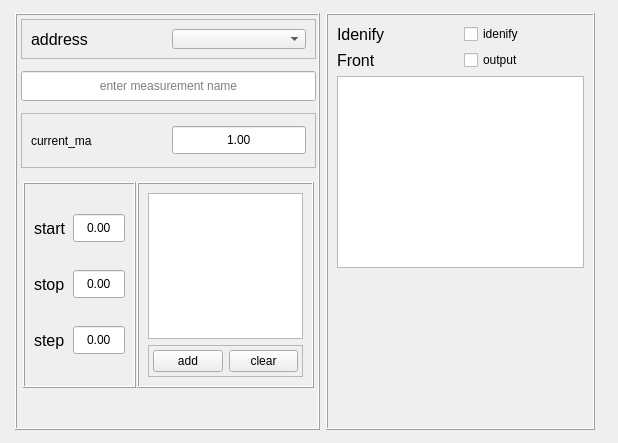
First picture: the form in UIs/power_supply.ui, repository peterMysliwy/Py_By, before the edit.
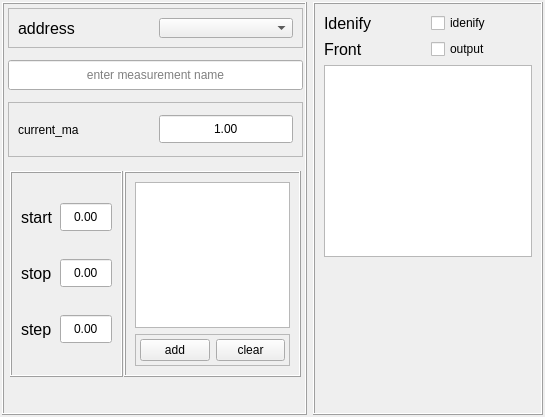
Second picture: the form after the edit.

Diff of the .ui file:
```diff
--- a/UIs/power_supply.ui
+++ b/UIs/power_supply.ui
@@ -6,14 +6,26 @@
    <rect>
     <x>0</x>
     <y>0</y>
-    <width>618</width>
-    <height>443</height>
+    <width>545</width>
+    <height>417</height>
    </rect>
   </property>
   <property name="windowTitle">
    <string>Form</string>
   </property>
   <layout class="QGridLayout" name="gridLayout">
+   <property name="leftMargin">
+    <number>0</number>
+   </property>
+   <property name="topMargin">
+    <number>0</number>
+   </property>
+   <property name="rightMargin">
+    <number>0</number>
+   </property>
+   <property name="bottomMargin">
+    <number>0</number>
+   </property>
    <item row="0" column="1">
     <spacer name="verticalSpacer_3">
      <property name="orientation">
@@ -49,6 +61,9 @@
       <property name="topMargin">
        <number>2</number>
       </property>
+      <property name="rightMargin">
+       <number>2</number>
+      </property>
       <property name="bottomMargin">
        <number>2</number>
       </property>
@@ -120,6 +135,11 @@
               <property name="placeholderText">
                <string>select address</string>
               </property>
+              <item>
+               <property name="text">
+                <string>Refresh</string>
+               </property>
+              </item>
              </widget>
             </item>
            </layout>
```
